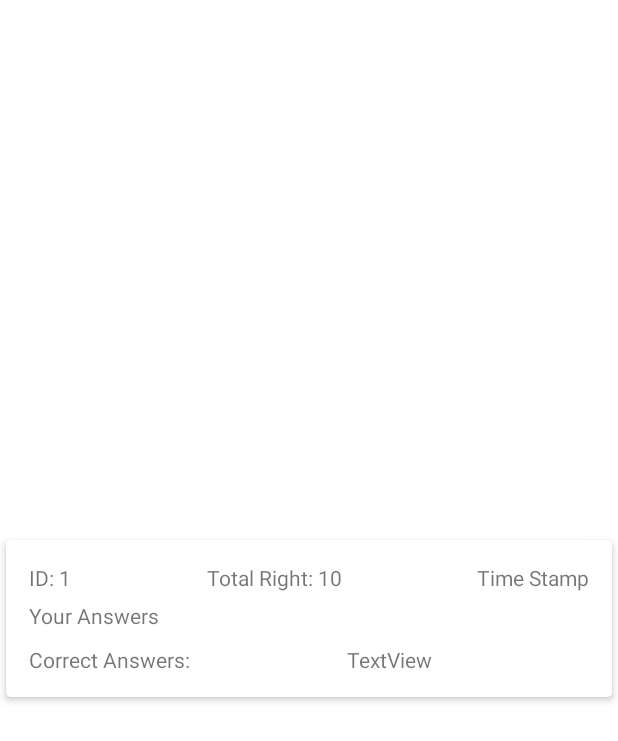
After one commit to HanzlaHassan123/QuizApp_Extended, an Android app: the layout items_list.xml on its own in the app's theme, with its tools: preview values and no code run, on a phone screen of 412 x 824 dp. The commit adds this screen. Shown: the top 741 px of the screen. Run offline under Robolectric (Android 15) with nearby library versions, the phone set to English and light mode, and no system bars.

Commit message:
ADAPTER LAYOUT

```diff
--- /dev/null
+++ b/app/src/main/java/com/example/gamingapp/MyAdapter.java
@@ -0,0 +1,26 @@
+package com.example.gamingapp;
+
+import android.view.ViewGroup;
+
+import androidx.annotation.NonNull;
+import androidx.recyclerview.widget.RecyclerView;
+
+public class MyAdapter extends RecyclerView.Adapter<MyAdapter.MyViewHolder> {
+    @NonNull
+    @Override
+    public MyAdapter.MyViewHolder onCreateViewHolder(@NonNull ViewGroup parent, int viewType) {
+        return null;
+    }
+
+    @Override
+    public void onBindViewHolder(@NonNull MyAdapter.MyViewHolder holder, int position) {
+
+    }
+
+    @Override
+    public int getItemCount() {
+        return 0;
+    }
+
+
+}
--- a/app/src/main/java/com/example/gamingapp/ui/gallery/GalleryFragment.java
+++ b/app/src/main/java/com/example/gamingapp/ui/gallery/GalleryFragment.java
@@ -44,12 +44,10 @@ public class GalleryFragment extends Fragment {
     @Override
     public void onViewCreated(@NonNull View view,@NonNull Bundle savedInstance) {
         super.onViewCreated(view, savedInstance);
-        right_answers=view.findViewById(R.id.right_answers);
 
         dbHelper=new DBHelper(view.getContext());
         ArrayList<HistorStringModel> historStringModels=dbHelper.GetHistory();
 
-        right_answers.setText(historStringModels.get(0).getRigths());
 
     }
     @Override
--- a/app/src/main/res/layout/fragment_gallery.xml
+++ b/app/src/main/res/layout/fragment_gallery.xml
@@ -7,16 +7,10 @@
     android:background="@color/purple_700"
     tools:context=".ui.gallery.GalleryFragment">
 
-    <TextView
-        android:id="@+id/right_answers"
-        android:layout_width="wrap_content"
-        android:layout_height="wrap_content"
-        android:text="TextView"
-        android:textColor="@color/white"
-        android:textSize="20dp"
-        android:textStyle="bold"
-        app:layout_constraintBottom_toBottomOf="parent"
-        app:layout_constraintEnd_toEndOf="parent"
-        app:layout_constraintStart_toStartOf="parent"
-        app:layout_constraintTop_toTopOf="parent" />
+    <androidx.recyclerview.widget.RecyclerView
+        android:id="@+id/recycleView"
+        android:layout_width="match_parent"
+        android:layout_height="match_parent"
+        tools:listitem="@layout/items_list"/>
+
 </androidx.constraintlayout.widget.ConstraintLayout>
--- /dev/null
+++ b/app/src/main/res/layout/items_list.xml
@@ -0,0 +1,102 @@
+<?xml version="1.0" encoding="utf-8"?>
+<androidx.constraintlayout.widget.ConstraintLayout xmlns:android="http://schemas.android.com/apk/res/android"
+    xmlns:app="http://schemas.android.com/apk/res-auto"
+    xmlns:tools="http://schemas.android.com/tools"
+    android:layout_width="match_parent"
+    android:layout_height="match_parent">
+
+
+    <androidx.cardview.widget.CardView
+        android:layout_width="match_parent"
+        android:layout_height="wrap_content"
+        app:cardCornerRadius="3dp"
+        app:cardElevation="3dp"
+        app:cardUseCompatPadding="true"
+        app:layout_constraintBottom_toBottomOf="parent"
+        app:layout_constraintStart_toStartOf="parent"
+        app:layout_constraintTop_toTopOf="parent" >
+
+        <androidx.constraintlayout.widget.ConstraintLayout
+            android:layout_width="match_parent"
+            android:layout_height="wrap_content"
+            android:padding="15dp"
+            >
+
+
+            <TextView
+                android:id="@+id/id_holder"
+                android:layout_width="wrap_content"
+                android:layout_height="wrap_content"
+                android:text="ID: 1"
+                app:layout_constraintStart_toStartOf="parent"
+                app:layout_constraintTop_toTopOf="parent" />
+
+            <TextView
+                android:id="@+id/time_stamp_holder"
+                android:layout_width="wrap_content"
+                android:layout_height="wrap_content"
+                android:text="Time Stamp"
+                app:layout_constraintEnd_toEndOf="parent"
+                app:layout_constraintTop_toTopOf="parent" />
+
+            <LinearLayout
+                android:id="@+id/linearLayout"
+                android:layout_width="match_parent"
+                android:layout_height="wrap_content"
+                android:layout_marginTop="25dp"
+                android:orientation="horizontal"
+                app:layout_constraintEnd_toEndOf="parent"
+                app:layout_constraintStart_toStartOf="parent"
+                app:layout_constraintTop_toTopOf="parent">
+
+                <TextView
+                    android:id="@+id/textView7"
+                    android:layout_width="wrap_content"
+                    android:layout_height="wrap_content"
+                    android:layout_weight="1"
+                    android:text="Your Answers" />
+
+                <TextView
+                    android:id="@+id/your_answers"
+                    android:layout_width="wrap_content"
+                    android:layout_height="wrap_content"
+                    android:layout_weight="1"
+                    android:text="" />
+            </LinearLayout>
+
+            <LinearLayout
+                android:layout_width="match_parent"
+                android:layout_height="wrap_content"
+                android:layout_marginTop="10dp"
+                android:orientation="horizontal"
+                app:layout_constraintEnd_toEndOf="parent"
+                app:layout_constraintStart_toStartOf="parent"
+                app:layout_constraintTop_toBottomOf="@+id/linearLayout">
+
+                <TextView
+                    android:id="@+id/textView9"
+                    android:layout_width="wrap_content"
+                    android:layout_height="wrap_content"
+                    android:layout_weight="1"
+                    android:text="Correct Answers:" />
+
+                <TextView
+                    android:id="@+id/correct_answers"
+                    android:layout_width="wrap_content"
+                    android:layout_height="wrap_content"
+                    android:layout_weight="1"
+                    android:text="TextView" />
+            </LinearLayout>
+
+            <TextView
+                android:id="@+id/count_holder"
+                android:layout_width="wrap_content"
+                android:layout_height="wrap_content"
+                android:text="Total Right: 10"
+                app:layout_constraintEnd_toStartOf="@+id/time_stamp_holder"
+                app:layout_constraintStart_toEndOf="@+id/id_holder"
+                app:layout_constraintTop_toTopOf="parent" />
+
+        </androidx.constraintlayout.widget.ConstraintLayout>
+    </androidx.cardview.widget.CardView>
+</androidx.constraintlayout.widget.ConstraintLayout>
```
